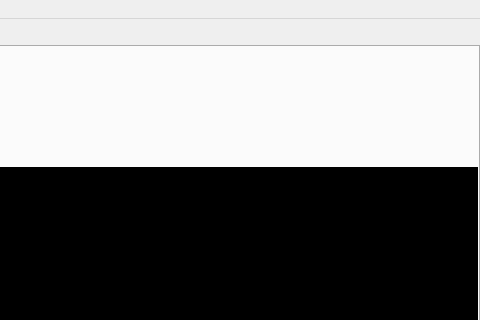
First picture: the form in ui/mainwindow.ui, repository topten2018/untitled, before the edit; both pictures show x 533 to 1013 and y 0 to 320 of the 1013 by 878 pixel window.
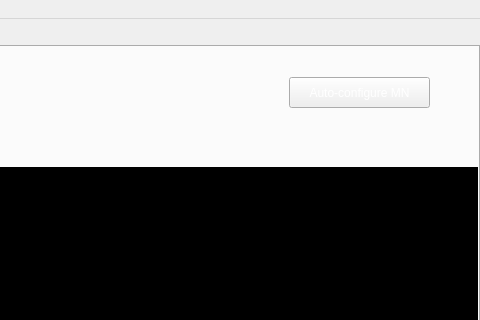
Second picture: the form after the edit. Icons and pictures are not drawn.

The edit to the form file:
```diff
--- a/ui/mainwindow.ui
+++ b/ui/mainwindow.ui
@@ -3070,6 +3070,22 @@
 </string>
         </property>
        </widget>
+       <widget class="QPushButton" name="m_btnAutoMn">
+        <property name="geometry">
+         <rect>
+          <x>820</x>
+          <y>30</y>
+          <width>141</width>
+          <height>31</height>
+         </rect>
+        </property>
+        <property name="styleSheet">
+         <string notr="true">color: rgb(255, 255, 255);</string>
+        </property>
+        <property name="text">
+         <string>Auto-configure MN</string>
+        </property>
+       </widget>
       </widget>
      </widget>
     </item>
```
Left out of the diff: 5 changed lines with no effect on the pictures.
